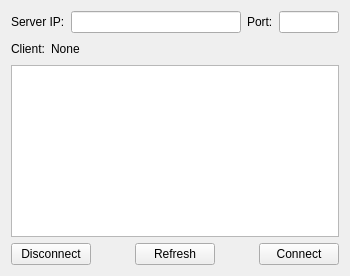
Before: the Qt Designer form Gui/Control/ConnectControl.ui in taynpg/frelay, drawn with Qt 5.
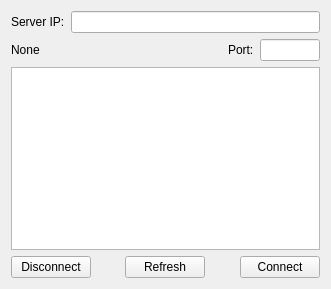
After: the same form once the commit is applied.

Commit message: fix: 1.console client not register own data type. 2.start by current screen heigh width. 3.set heartbeat to server.

What changed in the file:
```diff
--- a/Gui/Control/ConnectControl.ui
+++ b/Gui/Control/ConnectControl.ui
@@ -6,8 +6,8 @@
    <rect>
     <x>0</x>
     <y>0</y>
-    <width>350</width>
-    <height>276</height>
+    <width>331</width>
+    <height>289</height>
    </rect>
   </property>
   <property name="windowTitle">
@@ -26,34 +26,10 @@
      <item>
       <widget class="QLineEdit" name="edIP"/>
      </item>
-     <item>
-      <widget class="QLabel" name="label">
-       <property name="text">
-        <string>Port:</string>
-       </property>
-      </widget>
-     </item>
-     <item>
-      <widget class="QLineEdit" name="edPort">
-       <property name="maximumSize">
-        <size>
-         <width>60</width>
-         <height>16777215</height>
-        </size>
-       </property>
-      </widget>
-     </item>
     </layout>
    </item>
    <item>
-    <layout class="QHBoxLayout" name="horizontalLayout_3">
-     <item>
-      <widget class="QLabel" name="lbClient">
-       <property name="text">
-        <string>Client:</string>
-       </property>
-      </widget>
-     </item>
+    <layout class="QHBoxLayout" name="horizontalLayout_2">
      <item>
       <widget class="QLabel" name="elbClient">
        <property name="text">
@@ -62,7 +38,7 @@
       </widget>
      </item>
      <item>
-      <spacer name="horizontalSpacer_3">
+      <spacer name="horizontalSpacer_2">
        <property name="orientation">
         <enum>Qt::Orientation::Horizontal</enum>
        </property>
@@ -74,6 +50,23 @@
        </property>
       </spacer>
      </item>
+     <item>
+      <widget class="QLabel" name="label">
+       <property name="text">
+        <string>Port:</string>
+       </property>
+      </widget>
+     </item>
+     <item>
+      <widget class="QLineEdit" name="edPort">
+       <property name="maximumSize">
+        <size>
+         <width>60</width>
+         <height>16777215</height>
+        </size>
+       </property>
+      </widget>
+     </item>
     </layout>
    </item>
    <item>
```
Left out of the diff: 3 changed lines with no effect on the pictures. The commit also changes 11 other files.
